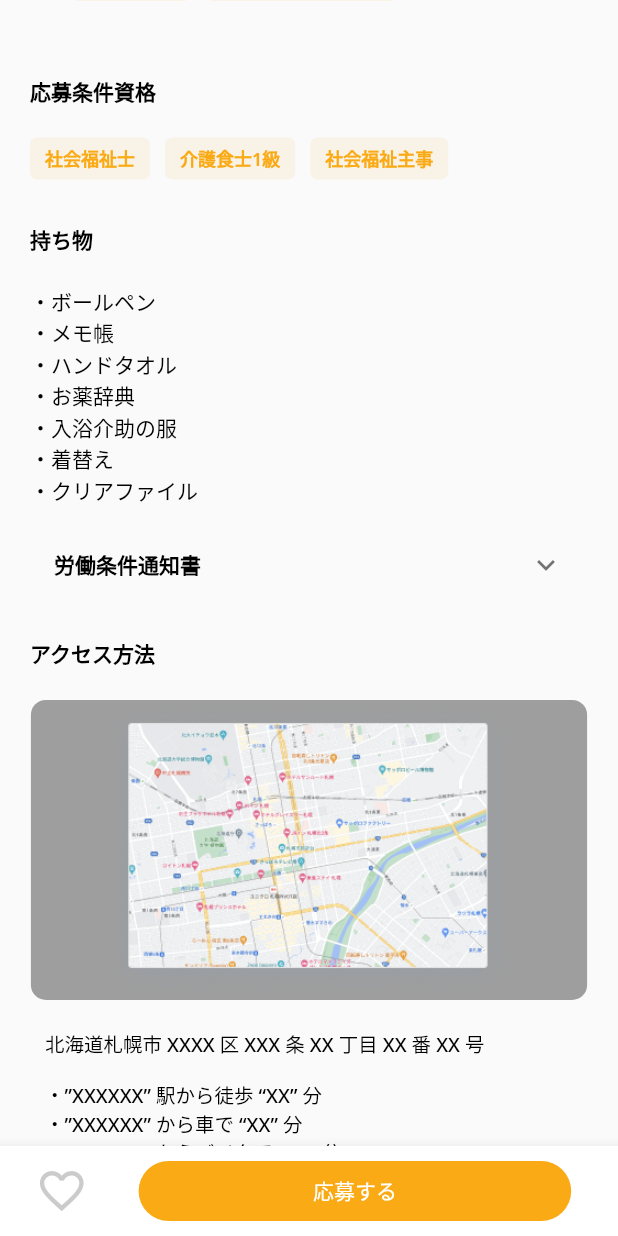
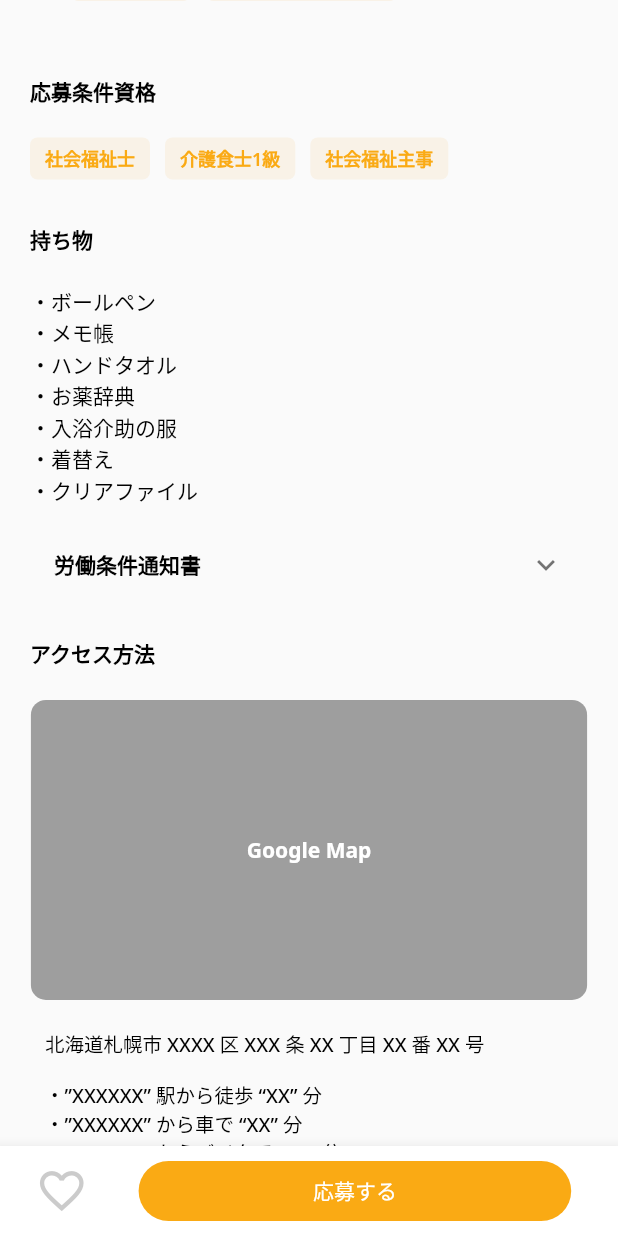
Before and after one commit to sreejagath/stuntech, a Flutter app: the JobDetails screen opened directly, scrolled down 1728 dp, on a phone screen of 412 x 824 dp. Run offline on Flutter 3.47's test engine with Material 2 defaults, Android fonts, the light colour scheme and no system bars; our stand-ins replace get, google_fonts.

Commit message:
UI update

```diff
--- a/lib/view/job_details.dart
+++ b/lib/view/job_details.dart
@@ -542,8 +542,26 @@ class JobDetails extends StatelessWidget {
                         borderRadius: BorderRadius.circular(10),
                         color: Colors.grey),
                     alignment: Alignment.center,
-                    child: Image.asset('assets/images/map.png'),
+                    child: Text('Google Map',
+                        style: TextStyle(
+                            fontSize: 14,
+                            color: Colors.white,
+                            fontFamily: GoogleFonts.notoSans().fontFamily,
+                            fontWeight: FontWeight.bold)),
                   ),
+                  // Container(
+                  //   height: 200,
+                  //   width: MediaQuery.of(context).size.width ,
+                  //   // decoration: BoxDecoration(
+                  //   //     borderRadius: BorderRadius.circular(10),
+                  //   //     color: Colors.grey),
+                  //   //alignment: Alignment.center,
+                  //   child: Image.asset('assets/images/map.png',
+                  //   height: 250,
+                  //   width: MediaQuery.of(context).size.width,
+                  //   fit: BoxFit.cover,
+                  //   ),
+                  // ),
                   const SizedBox(
                     height: 10,
                   ),
```
